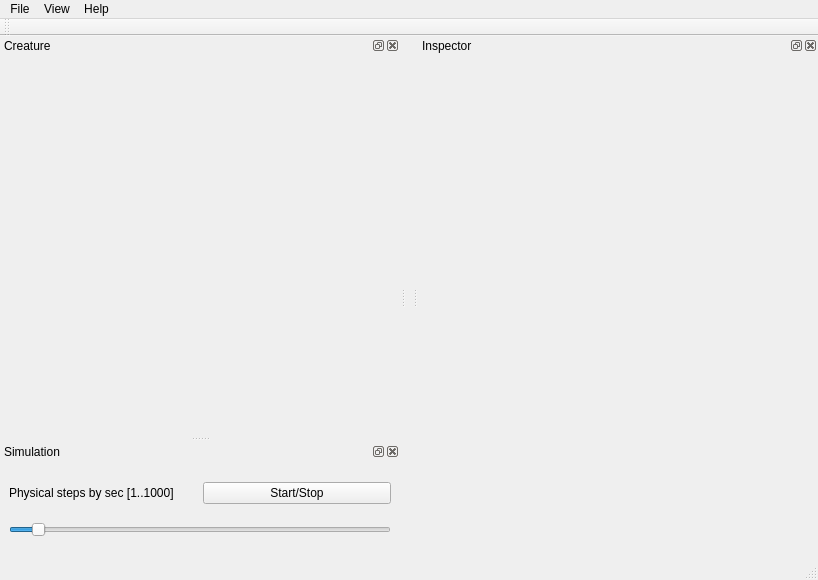
Qt form src/genelab/apps/genelab/creatureviewer/ui/creatureviewerwindow.ui (GeneCraft/GeneCraft-Project) before a commit.
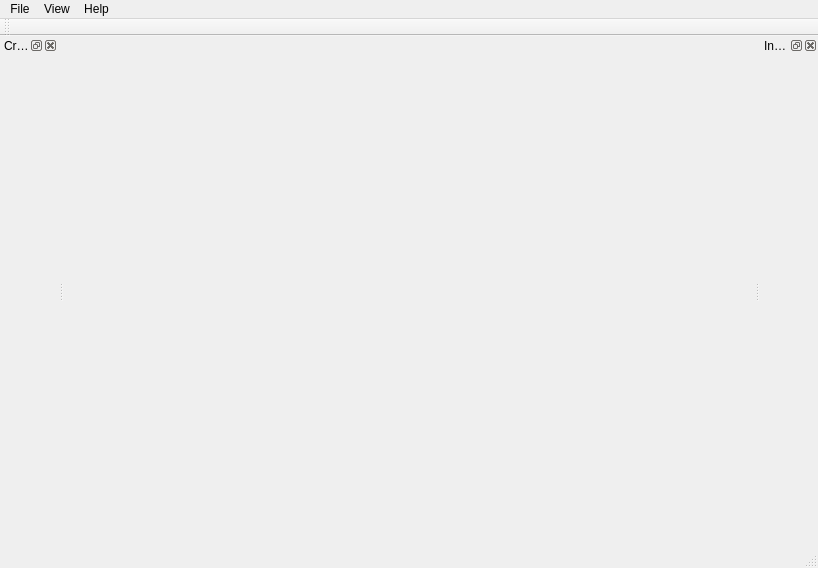
The same form after that commit. Icons and pictures are not drawn.

```diff
--- a/src/genelab/apps/genelab/creatureviewer/ui/creatureviewerwindow.ui
+++ b/src/genelab/apps/genelab/creatureviewer/ui/creatureviewerwindow.ui
@@ -82,12 +82,6 @@
   </widget>
   <widget class="QStatusBar" name="statusbar"/>
   <widget class="QDockWidget" name="dwCreature">
-   <property name="minimumSize">
-    <size>
-     <width>400</width>
-     <height>400</height>
-    </size>
-   </property>
    <property name="windowIcon">
     <iconset resource="../../../../core/ressources/ressources.qrc">
      <normaloff>:/img/icons/entity</normaloff>:/img/icons/entity</iconset>
@@ -104,12 +98,6 @@
    <widget class="QWidget" name="dockWidgetContents_2"/>
   </widget>
   <widget class="QDockWidget" name="dwInspector">
-   <property name="minimumSize">
-    <size>
-     <width>400</width>
-     <height>150</height>
-    </size>
-   </property>
    <property name="windowIcon">
     <iconset resource="../../../../core/ressources/ressources.qrc">
      <normaloff>:/img/icons/inspector</normaloff>:/img/icons/inspector</iconset>
@@ -139,64 +127,6 @@
     <bool>false</bool>
    </attribute>
   </widget>
-  <widget class="QDockWidget" name="qdockSimulation">
-   <property name="minimumSize">
-    <size>
-     <width>334</width>
-     <height>116</height>
-    </size>
-   </property>
-   <property name="maximumSize">
-    <size>
-     <width>524287</width>
-     <height>150</height>
-    </size>
-   </property>
-   <property name="windowTitle">
-    <string>Simulation</string>
-   </property>
-   <attribute name="dockWidgetArea">
-    <number>1</number>
-   </attribute>
-   <widget class="QWidget" name="dockWidgetContents_3">
-    <layout class="QVBoxLayout" name="verticalLayout">
-     <item>
-      <layout class="QHBoxLayout" name="horizontalLayout">
-       <item>
-        <widget class="QLabel" name="label">
-         <property name="text">
-          <string>Physical steps by sec [1..1000]</string>
-         </property>
-        </widget>
-       </item>
-       <item>
-        <widget class="QPushButton" name="toggleSimulation">
-         <property name="text">
-          <string>Start/Stop</string>
-         </property>
-        </widget>
-       </item>
-      </layout>
-     </item>
-     <item>
-      <widget class="QSlider" name="sliderStep">
-       <property name="minimum">
-        <number>0</number>
-       </property>
-       <property name="maximum">
-        <number>1000</number>
-       </property>
-       <property name="sliderPosition">
-        <number>60</number>
-       </property>
-       <property name="orientation">
-        <enum>Qt::Horizontal</enum>
-       </property>
-      </widget>
-     </item>
-    </layout>
-   </widget>
-  </widget>
   <action name="actionSave_selected_creature">
    <property name="icon">
     <iconset resource="../../../../core/ressources/ressources.qrc">
```
Left out of the diff: 2 changed lines with no effect on the pictures.
